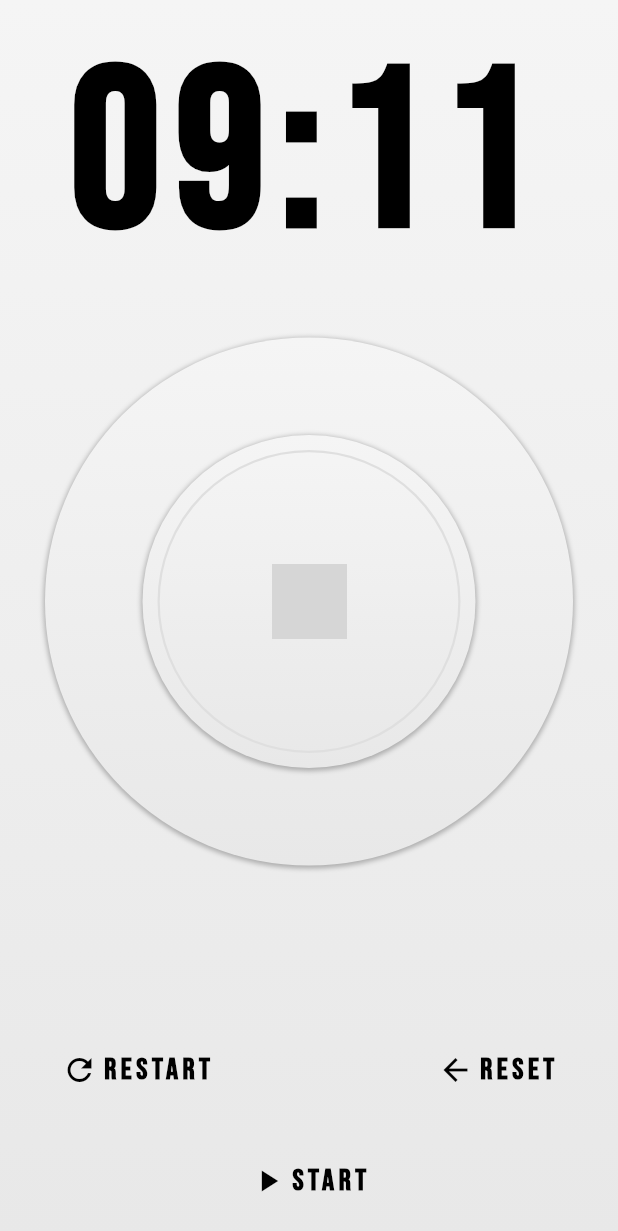
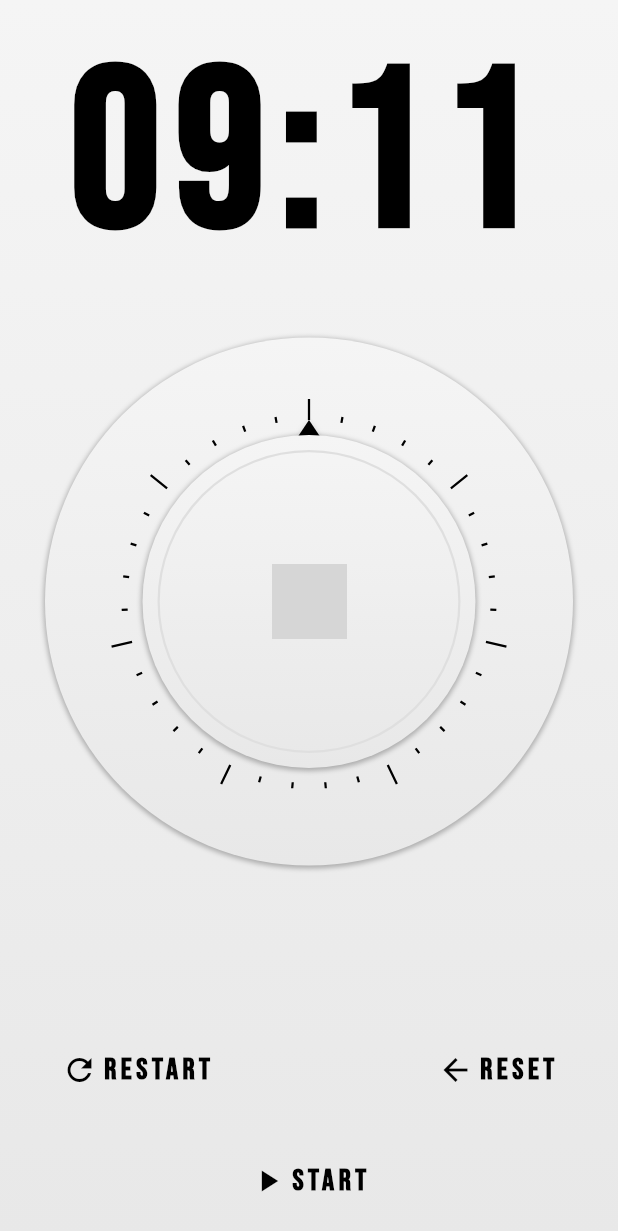
Before and after one commit to sabith-th/flutter-egg-timer, a Flutter app: the screen it shows after launch, on a phone screen of 412 x 824 dp. Shown: the top 1231 px of the screen. Run offline on Flutter 3.47's test engine with Material 2 defaults, Android fonts, the phone set to English and light mode, and no system bars; network calls fail; grey boxes are pictures that could not be loaded.

Commit message:
added dial knob, added ticks to the dial

```diff
--- /dev/null
+++ b/lib/constants.dart
@@ -0,0 +1,4 @@
+import 'dart:ui';
+
+const Color gradientTop = Color(0xFFF5F5F5);
+const Color gradientBottom = Color(0xFFE8E8E8);
--- a/lib/egg_timer_dial.dart
+++ b/lib/egg_timer_dial.dart
@@ -1,7 +1,7 @@
 import 'package:flutter/material.dart';
-
-const Color GRADIENT_TOP = Color(0xFFF5F5F5);
-const Color GRADIENT_BOTTOM = Color(0xFFE8E8E8);
+import 'package:flutter_egg_timer/egg_timer_knob.dart';
+import 'package:flutter_egg_timer/constants.dart';
+import 'dart:math';
 
 class EggTimerDial extends StatefulWidget {
   @override
@@ -21,7 +21,7 @@ class _EggTimerDialState extends State<EggTimerDial> {
               decoration: BoxDecoration(
                   shape: BoxShape.circle,
                   gradient: LinearGradient(
-                    colors: [GRADIENT_TOP, GRADIENT_BOTTOM],
+                      colors: [gradientTop, gradientBottom],
                       begin: Alignment.topCenter,
                       end: Alignment.bottomCenter),
                   boxShadow: [
@@ -31,44 +31,62 @@ class _EggTimerDialState extends State<EggTimerDial> {
                         spreadRadius: 1.0,
                         offset: Offset(0.0, 1.0))
                   ]),
-            child: Padding(
-              padding: EdgeInsets.all(65.0),
-              child: Container(
-                padding: EdgeInsets.all(10.0),
-                decoration: BoxDecoration(
-                    shape: BoxShape.circle,
-                    gradient: LinearGradient(
-                        colors: [GRADIENT_TOP, GRADIENT_BOTTOM],
-                        begin: Alignment.topCenter,
-                        end: Alignment.bottomCenter),
-                    boxShadow: [
-                      BoxShadow(
-                          color: Color(0x44000000),
-                          blurRadius: 2.0,
-                          spreadRadius: 1.0,
-                          offset: Offset(0.0, 1.0))
-                    ]),
-                child: Container(
-                  decoration: BoxDecoration(
-                      shape: BoxShape.circle,
-                      border: Border.all(
-                        color: Color(0xFFDFDFDF),
-                        width: 1.5,
-                      )),
-                  child: Center(
-                    child: Image.network(
-                      'https://avatars3.githubusercontent.com/u/14101776?s=400&v=4',
-                      width: 50,
-                      height: 50,
-                      color: Colors.black,
+              child: Stack(
+                children: <Widget>[
+                  Container(
+                    width: double.infinity,
+                    height: double.infinity,
+                    padding: EdgeInsets.all(55.0),
+                    child: CustomPaint(
+                      painter: TickPainter(),
+                    ),
+                  ),
+                  Padding(
+                      padding: EdgeInsets.all(65.0), child: EggTimerDialKnob())
+                ],
               ),
             ),
           ),
-              ),
-            ),
-          ),
-        ),
-      ),
-    );
+        ));
   }
 }
+
+class TickPainter extends CustomPainter {
+  final longTick = 14.0;
+  final shortTick = 4.0;
+
+  final tickCount;
+  final ticksPerSection;
+  final tickInset;
+  final tickPaint;
+
+  TickPainter({
+    this.tickCount = 35,
+    this.ticksPerSection = 5,
+    this.tickInset = 0.0,
+  }) : tickPaint = new Paint() {
+    tickPaint.color = Colors.black;
+    tickPaint.strokeWidth = 1.5;
+  }
+
+  @override
+  void paint(Canvas canvas, Size size) {
+    canvas.translate(size.width / 2, size.height / 2);
+    canvas.save();
+
+    final radius = size.width / 2;
+    for (var i = 0; i < tickCount; i++) {
+      final tickLength = i % ticksPerSection == 0 ? longTick : shortTick;
+      canvas.drawLine(
+          Offset(0.0, -radius), Offset(0.0, -radius - tickLength), tickPaint);
+      canvas.rotate(2 * pi / tickCount);
+    }
+
+    canvas.restore();
+  }
+
+  @override
+  bool shouldRepaint(CustomPainter oldDelegate) {
+    return true;
+  }
+}
--- /dev/null
+++ b/lib/egg_timer_knob.dart
@@ -0,0 +1,87 @@
+import 'package:flutter/material.dart';
+import 'package:flutter_egg_timer/constants.dart';
+
+class EggTimerDialKnob extends StatefulWidget {
+  @override
+  _EggTimerDialKnobState createState() => _EggTimerDialKnobState();
+}
+
+class _EggTimerDialKnobState extends State<EggTimerDialKnob> {
+  @override
+  Widget build(BuildContext context) {
+    return Stack(
+      children: <Widget>[
+        Container(
+          width: double.infinity,
+          height: double.infinity,
+          child: CustomPaint(
+            painter: ArrowPainter(),
+          ),
+        ),
+        Container(
+          padding: EdgeInsets.all(10.0),
+          decoration: BoxDecoration(
+              shape: BoxShape.circle,
+              gradient: LinearGradient(
+                  colors: [gradientTop, gradientBottom],
+                  begin: Alignment.topCenter,
+                  end: Alignment.bottomCenter),
+              boxShadow: [
+                BoxShadow(
+                    color: Color(0x44000000),
+                    blurRadius: 2.0,
+                    spreadRadius: 1.0,
+                    offset: Offset(0.0, 1.0))
+              ]),
+          child: Container(
+            decoration: BoxDecoration(
+                shape: BoxShape.circle,
+                border: Border.all(
+                  color: Color(0xFFDFDFDF),
+                  width: 1.5,
+                )),
+            child: Center(
+              child: Image.network(
+                'https://avatars3.githubusercontent.com/u/14101776?s=400&v=4',
+                width: 50,
+                height: 50,
+                color: Colors.black,
+              ),
+            ),
+          ),
+        )
+      ],
+    );
+  }
+}
+
+class ArrowPainter extends CustomPainter {
+  final Paint dialArrowPaint;
+
+  ArrowPainter() : dialArrowPaint = new Paint() {
+    dialArrowPaint.color = Colors.black;
+    dialArrowPaint.style = PaintingStyle.fill;
+  }
+
+  @override
+  void paint(Canvas canvas, Size size) {
+    canvas.save();
+    canvas.translate(size.width / 2, 0.0);
+
+    Path path = new Path();
+    path.moveTo(0.0, -10.0);
+    path.lineTo(10.0, 5.0);
+    path.lineTo(-10.0, 5.0);
+    path.close();
+
+    canvas.drawPath(path, dialArrowPaint);
+    canvas.drawShadow(path, Colors.black, 3.0, false);
+
+    canvas.restore();
+  }
+
+  @override
+  bool shouldRepaint(CustomPainter oldDelegate) {
+    return true;
+  }
+}
--- a/lib/main.dart
+++ b/lib/main.dart
@@ -2,9 +2,7 @@ import 'package:flutter/material.dart';
 import 'package:flutter_egg_timer/egg_timer_controls.dart';
 import 'package:flutter_egg_timer/egg_timer_dial.dart';
 import 'package:flutter_egg_timer/egg_timer_time_display.dart';
-
-const Color GRADIENT_TOP = Color(0xFFF5F5F5);
-const Color GRADIENT_BOTTOM = Color(0xFFE8E8E8);
+import 'package:flutter_egg_timer/constants.dart';
 
 void main() => runApp(MyApp());
 
@@ -21,7 +19,7 @@ class MyApp extends StatelessWidget {
         body: Container(
           decoration: BoxDecoration(
               gradient: LinearGradient(
-                  colors: [GRADIENT_TOP, GRADIENT_BOTTOM],
+                  colors: [gradientTop, gradientBottom],
                   begin: Alignment.topCenter,
                   end: Alignment.bottomCenter)),
           child: Center(
```
Lines whose indentation alone changed are shown as unchanged.
